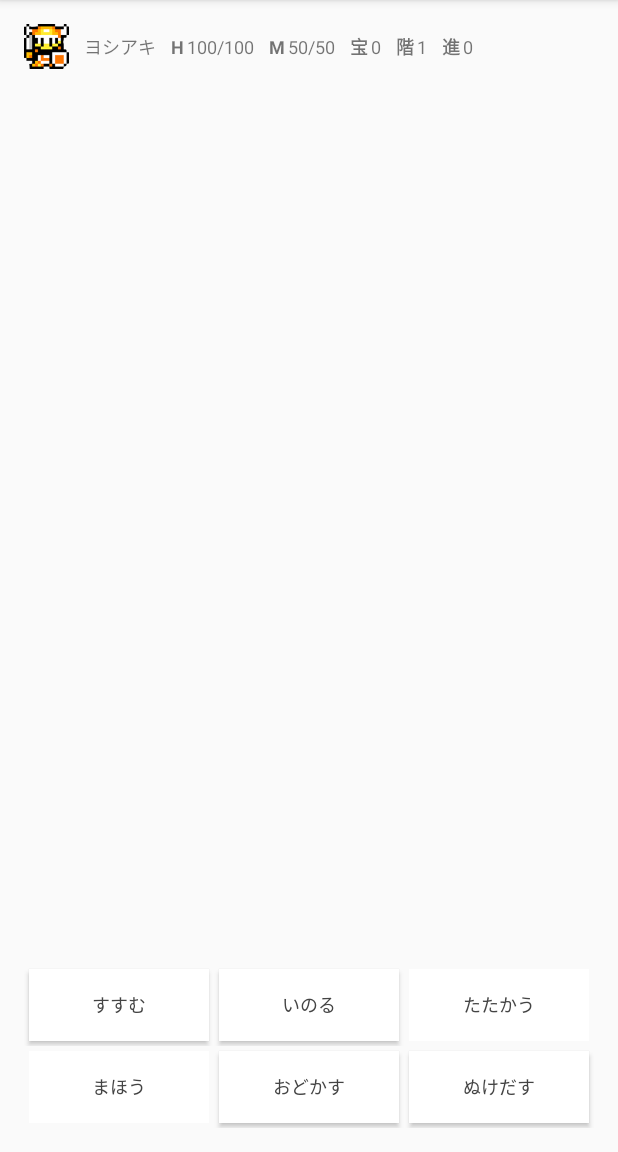
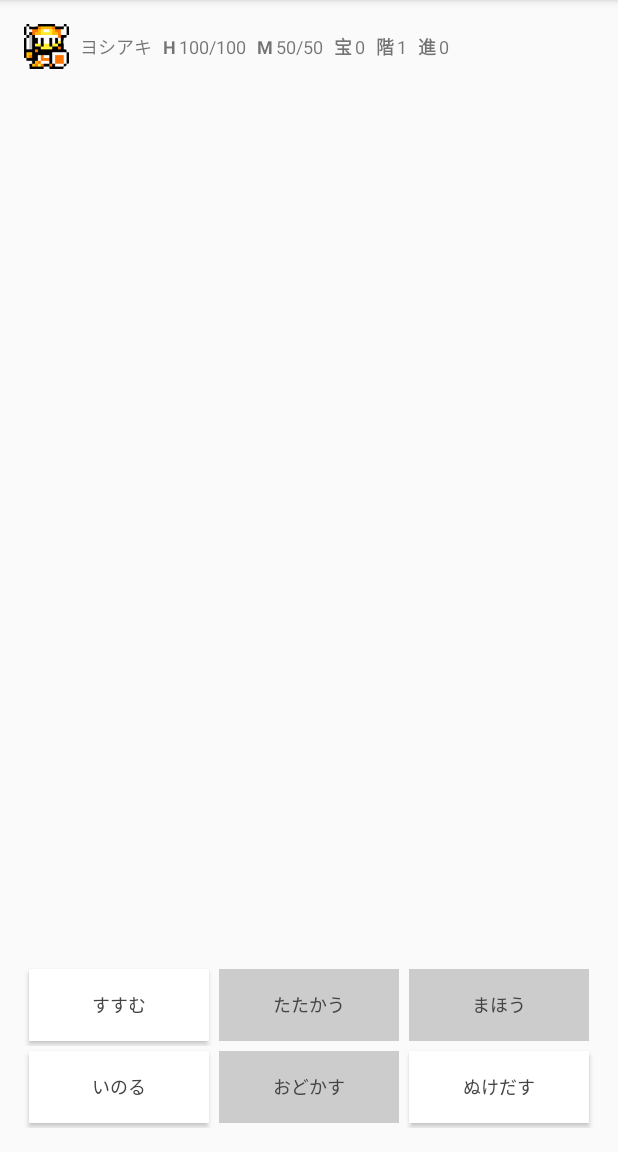
Before and after one commit to yosiaking/DungeonRPG, an Android app: the screen it shows after launch (MainActivity), on a phone screen of 412 x 824 dp, the part 84-1236 px from its top. Run offline under Robolectric (Android 15) with nearby library versions, the light colour scheme and no system bars.

Commit message:
Fifth Commit

```diff
--- a/app/src/main/java/com/example/sample/dungeonrpg/MainActivity.java
+++ b/app/src/main/java/com/example/sample/dungeonrpg/MainActivity.java
@@ -45,6 +45,7 @@ public class MainActivity extends AppCompatActivity implements View.OnClickListe
     private Button attackButton;
     private Button magicButton;
     private Button recoverButton;
+    private Button scareButton;
     private Button escapeButton;
 
     //メニュー変数
@@ -84,6 +85,7 @@ public class MainActivity extends AppCompatActivity implements View.OnClickListe
         attackButton = (Button) findViewById(R.id.attack);
         magicButton = (Button) findViewById(R.id.magic);
         recoverButton = (Button) findViewById(R.id.recover);
+        scareButton = (Button ) findViewById(R.id.scare);
         escapeButton = (Button) findViewById(R.id.escape);
 
         //クリックリスナー
@@ -91,6 +93,7 @@ public class MainActivity extends AppCompatActivity implements View.OnClickListe
         attackButton.setOnClickListener(this);
         magicButton.setOnClickListener(this);
         recoverButton.setOnClickListener(this);
+        scareButton.setOnClickListener(this);
         escapeButton.setOnClickListener(this);
 
         //メニューカウント取得
@@ -125,6 +128,7 @@ public class MainActivity extends AppCompatActivity implements View.OnClickListe
         attackButton.setEnabled(true);
         escapeButton.setEnabled(false);
         recoverButton.setEnabled(true);
+        scareButton.setEnabled(true);
         magicButton.setEnabled(true);
     }
 
@@ -134,6 +138,7 @@ public class MainActivity extends AppCompatActivity implements View.OnClickListe
         attackButton.setEnabled(false);
         escapeButton.setEnabled(true);
         recoverButton.setEnabled(true);
+        scareButton.setEnabled(false);
         magicButton.setEnabled(false);
     }
 
@@ -143,17 +148,19 @@ public class MainActivity extends AppCompatActivity implements View.OnClickListe
         attackButton.setEnabled(false);
         escapeButton.setEnabled(false);
         recoverButton.setEnabled(false);
+        scareButton.setEnabled(false);
         magicButton.setEnabled(false);
     }
 
     @Override
     public void onClick(View v) {
 
+        //ストーリーメッセージ インスタンス化
+        messageList = new ArrayList<TextView>();
+
         switch (v.getId()){
             case R.id.go :
 
-                //ストーリーメッセージ インスタンス化
-                messageList = new ArrayList<TextView>();
                 TextView goText = new TextView(this);
                 goText.setText("【すすむ】");
                 messageList.add(goText);
@@ -161,31 +168,12 @@ public class MainActivity extends AppCompatActivity implements View.OnClickListe
                 //進行
                 messageList.addAll(dungeon001.goForwardDungeon());
 
-                for(int i=0; i < messageList.size(); i++){
-                    //damageタグを持つTextViewは赤で表示
-                    if(messageList.get(i).getTag() == "damage"){
-                        messageList.get(i).setTextColor(Color.parseColor("#ff6666"));
-                    }else if(messageList.get(i).getTag() == "recover"){
-                        messageList.get(i).setTextColor(Color.parseColor("#6666ff"));
-                    }else {
-                        messageList.get(i).setTextColor(Color.parseColor("#555555"));
-                    }
-                    storyTellingLog.addView(messageList.get(i));
-                }
-
                 break;
 
 
             case R.id.attack :
 
-                break;
 
-
-            case R.id.escape :
-
-                break;
-
-            case R.id.recover :
 
 
                 break;
@@ -195,6 +183,37 @@ public class MainActivity extends AppCompatActivity implements View.OnClickListe
 
                 break;
 
+
+
+            case R.id.recover :
+
+
+
+
+                break;
+
+            case R.id.scare :
+
+                break;
+
+            case R.id.escape :
+
+                break;
+
+
+        }
+
+        //ストーリーテキスト表示
+        for(int i=0; i < messageList.size(); i++){
+            //damageタグ=赤、recoverタグ=青、その他=黒で表示
+            if(messageList.get(i).getTag() == "damage"){
+                messageList.get(i).setTextColor(Color.parseColor("#ff6666"));
+            }else if(messageList.get(i).getTag() == "recover"){
+                messageList.get(i).setTextColor(Color.parseColor("#6666ff"));
+            }else {
+                messageList.get(i).setTextColor(Color.parseColor("#555555"));
+            }
+            storyTellingLog.addView(messageList.get(i));
         }
 
         //メニューカウント更新
--- a/app/src/main/res/layout/activity_main.xml
+++ b/app/src/main/res/layout/activity_main.xml
@@ -28,7 +28,7 @@
             android:id="@+id/heroName"
             android:layout_width="wrap_content"
             android:layout_height="match_parent"
-            android:layout_marginLeft="10dp"
+            android:layout_marginLeft="7dp"
             android:gravity="center"
             android:textSize="@dimen/menu_text_size"
             android:text="名前"/>
@@ -36,7 +36,7 @@
         <TextView
             android:id="@+id/heroH"
             android:textStyle="bold"
-            android:layout_marginLeft="10dp"
+            android:layout_marginLeft="7dp"
             android:gravity="center"
             android:layout_width="wrap_content"
             android:layout_height="match_parent"
@@ -57,7 +57,7 @@
         <TextView
             android:id="@+id/heroM"
             android:textStyle="bold"
-            android:layout_marginLeft="10dp"
+            android:layout_marginLeft="7dp"
             android:gravity="center"
             android:layout_width="wrap_content"
             android:layout_height="match_parent"
@@ -78,7 +78,7 @@
         <TextView
             android:id="@+id/heroJ"
             android:textStyle="bold"
-            android:layout_marginLeft="10dp"
+            android:layout_marginLeft="7dp"
             android:gravity="center"
             android:layout_width="wrap_content"
             android:layout_height="match_parent"
@@ -98,7 +98,7 @@
         <TextView
             android:id="@+id/heroF"
             android:textStyle="bold"
-            android:layout_marginLeft="10dp"
+            android:layout_marginLeft="7dp"
             android:gravity="center"
             android:layout_width="wrap_content"
             android:layout_height="match_parent"
@@ -117,7 +117,7 @@
         <TextView
             android:id="@+id/heroD"
             android:textStyle="bold"
-            android:layout_marginLeft="10dp"
+            android:layout_marginLeft="7dp"
             android:gravity="center"
             android:layout_width="wrap_content"
             android:layout_height="match_parent"
@@ -133,8 +133,9 @@
             android:text="1"
             android:textSize="@dimen/menu_text_size"/>
 
+    </LinearLayout>
 
-    </LinearLayout>
+
 
 
     <ScrollView
@@ -145,12 +146,13 @@
         android:layout_marginTop="10dp"
         >
 
+
         <LinearLayout
+
             android:id="@+id/storyTellingLog"
             android:layout_width="match_parent"
             android:layout_height="match_parent"
             android:orientation="vertical">
-
 
         </LinearLayout>
 
@@ -168,18 +170,7 @@
             android:layout_width="0dp"
             android:layout_height="match_parent"
             android:layout_weight="1"
-            android:background="@color/buttonColor"
-            android:textColor="@color/buttonTextColor"
-            android:layout_margin="@dimen/button_margin"/>
-
-        <Button
-            android:id="@+id/recover"
-            android:text="いのる"
-            android:textSize="12sp"
-            android:layout_width="0dp"
-            android:layout_height="match_parent"
-            android:layout_weight="1"
-            android:background="@color/buttonColor"
+            android:background="@drawable/unable_button_selecter"
             android:textColor="@color/buttonTextColor"
             android:layout_margin="@dimen/button_margin"/>
 
@@ -190,18 +181,9 @@
             android:layout_width="0dp"
             android:layout_height="match_parent"
             android:layout_weight="1"
-            android:background="@color/buttonColor"
+            android:background="@drawable/unable_button_selecter"
             android:textColor="@color/buttonTextColor"
             android:layout_margin="@dimen/button_margin"/>
-
-
-    </LinearLayout>
-    <LinearLayout
-        android:layout_width="match_parent"
-        android:layout_height="wrap_content"
-        android:orientation="horizontal">
-
-
 
         <Button
             android:id="@+id/magic"
@@ -210,9 +192,27 @@
             android:layout_width="0dp"
             android:layout_height="match_parent"
             android:layout_weight="1"
-            android:background="@color/buttonColor"
+            android:background="@drawable/unable_button_selecter"
             android:textColor="@color/buttonTextColor"
             android:layout_margin="@dimen/button_margin"/>
+
+    </LinearLayout>
+    <LinearLayout
+        android:layout_width="match_parent"
+        android:layout_height="wrap_content"
+        android:orientation="horizontal">
+
+        <Button
+            android:id="@+id/recover"
+            android:text="いのる"
+            android:textSize="12sp"
+            android:layout_width="0dp"
+            android:layout_height="match_parent"
+            android:layout_weight="1"
+            android:background="@drawable/unable_button_selecter"
+            android:textColor="@color/buttonTextColor"
+            android:layout_margin="@dimen/button_margin"/>
+
 
         <Button
             android:id="@+id/scare"
@@ -221,7 +221,7 @@
             android:layout_width="0dp"
             android:layout_height="match_parent"
             android:layout_weight="1"
-            android:background="@color/buttonColor"
+            android:background="@drawable/unable_button_selecter"
             android:textColor="@color/buttonTextColor"
             android:layout_margin="@dimen/button_margin"/>
 
@@ -232,7 +232,7 @@
             android:layout_width="0dp"
             android:layout_height="match_parent"
             android:layout_weight="1"
-            android:background="@color/buttonColor"
+            android:background="@drawable/unable_button_selecter"
             android:textColor="@color/buttonTextColor"
             android:layout_margin="@dimen/button_margin"/>
 
--- a/app/src/main/res/values/colors.xml
+++ b/app/src/main/res/values/colors.xml
@@ -3,6 +3,7 @@
     <color name="colorPrimary">#3F51B5</color>
     <color name="colorPrimaryDark">#303F9F</color>
     <color name="colorAccent">#FF4081</color>
-    <color name="buttonColor">#FFFFFF</color>
+    <color name="ableButtonBgColor">#FFFFFF</color>
+    <color name="unableButtonBgColor">#cccccc</color>
     <color name="buttonTextColor">#444444</color>
 </resources>
```
Also changed, not shown: app/src/main/java/Gameplay/Explore/Event/Event.java (+5 -5 lines).
